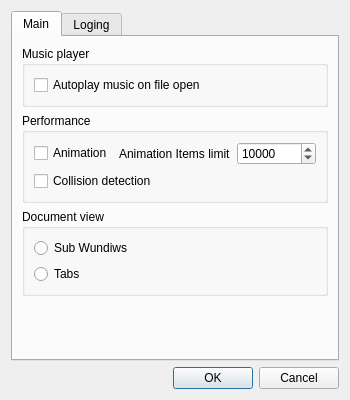
WohlSoft/Moondust-Project, file Editor/main_window/appsettings.ui: the form before one commit.
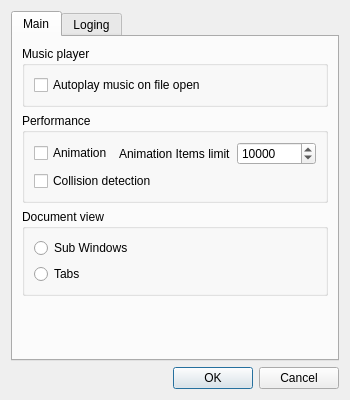
The form after the commit. Icons and pictures are not drawn.

Diff of the .ui file:
```diff
--- a/Editor/main_window/appsettings.ui
+++ b/Editor/main_window/appsettings.ui
@@ -112,7 +112,7 @@
           <item row="0" column="0">
            <widget class="QRadioButton" name="MView_SubWindows">
             <property name="text">
-             <string>Sub Wundiws</string>
+             <string>Sub Windows</string>
             </property>
            </widget>
           </item>
```
